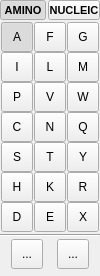
Old version of the form src/schrodinger/sketcher/ui/monomer_tool_widget.ui in the repository schrodinger/sketcher.
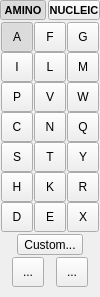
New version of the form. Icons and pictures are not drawn. Custom widgets are drawn as their Qt base class.

Commit message: SKETCH-2741: Adding a custom monomer tool with a Sketcher dialog (#438)

Diff of the .ui file:
```diff
--- a/src/schrodinger/sketcher/ui/monomer_tool_widget.ui
+++ b/src/schrodinger/sketcher/ui/monomer_tool_widget.ui
@@ -7,7 +7,7 @@
     <x>0</x>
     <y>0</y>
     <width>100</width>
-    <height>276</height>
+    <height>297</height>
    </rect>
   </property>
   <property name="windowTitle">
@@ -1222,14 +1222,66 @@
     </widget>
    </item>
    <item>
-    <widget class="Line" name="line">
-     <property name="orientation">
-      <enum>Qt::Orientation::Horizontal</enum>
+    <layout class="QHBoxLayout" name="horizontalLayout_2">
+     <property name="spacing">
+      <number>0</number>
      </property>
-    </widget>
+     <item>
+      <spacer name="horizontalSpacer_4">
+       <property name="orientation">
+        <enum>Qt::Orientation::Horizontal</enum>
+       </property>
+       <property name="sizeHint" stdset="0">
+        <size>
+         <width>0</width>
+         <height>0</height>
+        </size>
+       </property>
+      </spacer>
+     </item>
+     <item>
+      <widget class="QToolButton" name="custom_monomer_btn">
+       <property name="sizePolicy">
+        <sizepolicy hsizetype="Expanding" vsizetype="Fixed">
+         <horstretch>0</horstretch>
+         <verstretch>0</verstretch>
+        </sizepolicy>
+       </property>
+       <property name="text">
+        <string>Custom...</string>
+       </property>
+       <property name="icon">
+        <iconset resource="../sketcher.qrc">
+         <normaloff>:/icons/add_custom_monomer.svg</normaloff>:/icons/add_custom_monomer.svg</iconset>
+       </property>
+       <property name="checkable">
+        <bool>true</bool>
+       </property>
+       <property name="toolButtonStyle">
+        <enum>Qt::ToolButtonStyle::ToolButtonTextBesideIcon</enum>
+       </property>
+      </widget>
+     </item>
+     <item>
+      <spacer name="horizontalSpacer_5">
+       <property name="orientation">
+        <enum>Qt::Orientation::Horizontal</enum>
+       </property>
+       <property name="sizeHint" stdset="0">
+        <size>
+         <width>0</width>
+         <height>0</height>
+        </size>
+       </property>
+      </spacer>
+     </item>
+    </layout>
    </item>
    <item>
     <layout class="QHBoxLayout" name="horizontalLayout_6">
+     <property name="spacing">
+      <number>0</number>
+     </property>
      <item>
       <spacer name="horizontalSpacer_2">
        <property name="orientation">
```
Left out of the diff: 643 changed lines with no effect on the pictures. The commit also changes 28 other files.
